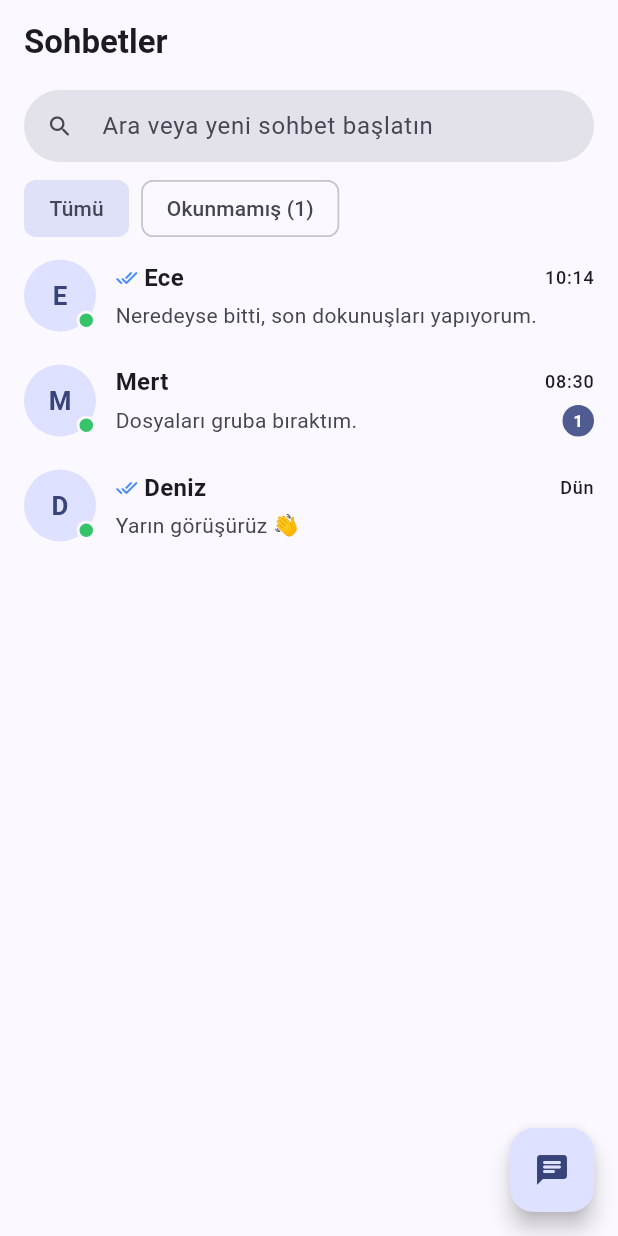
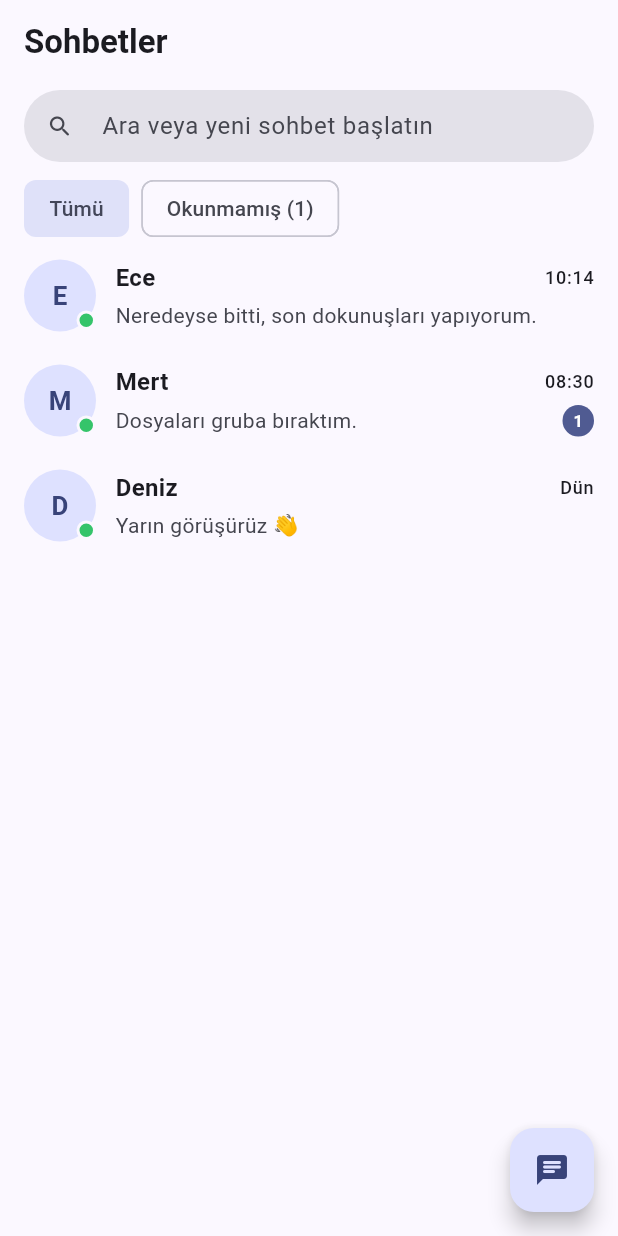
Before and after one commit to berenysrr/chat-app-group, a Flutter app: the screen it shows after launch, on a phone screen of 412 x 824 dp. Run offline on Flutter 3.47's test engine with Material 3 defaults, Android fonts, the phone set to English and light mode, and no system bars.

Commit message:
fix(chat-list): remove message status ticks

```diff
--- a/frontend/real_time_chat/lib/chat/screens/chat_list_screen.dart
+++ b/frontend/real_time_chat/lib/chat/screens/chat_list_screen.dart
@@ -320,13 +320,6 @@ class _ChatRow extends StatelessWidget {
               children: [
                 Row(
                   children: [
-                    if (preview.lastMessageIsMine) ...[
-                      MessageStatusIcon(
-                        key: ValueKey('status-${preview.conversationId}'),
-                        status: preview.lastMessageStatus,
-                      ),
-                      const SizedBox(width: 4),
-                    ],
                     Expanded(
                       child: Text(
                         preview.user.username,
```
Also changed, not shown: 1 other file.
